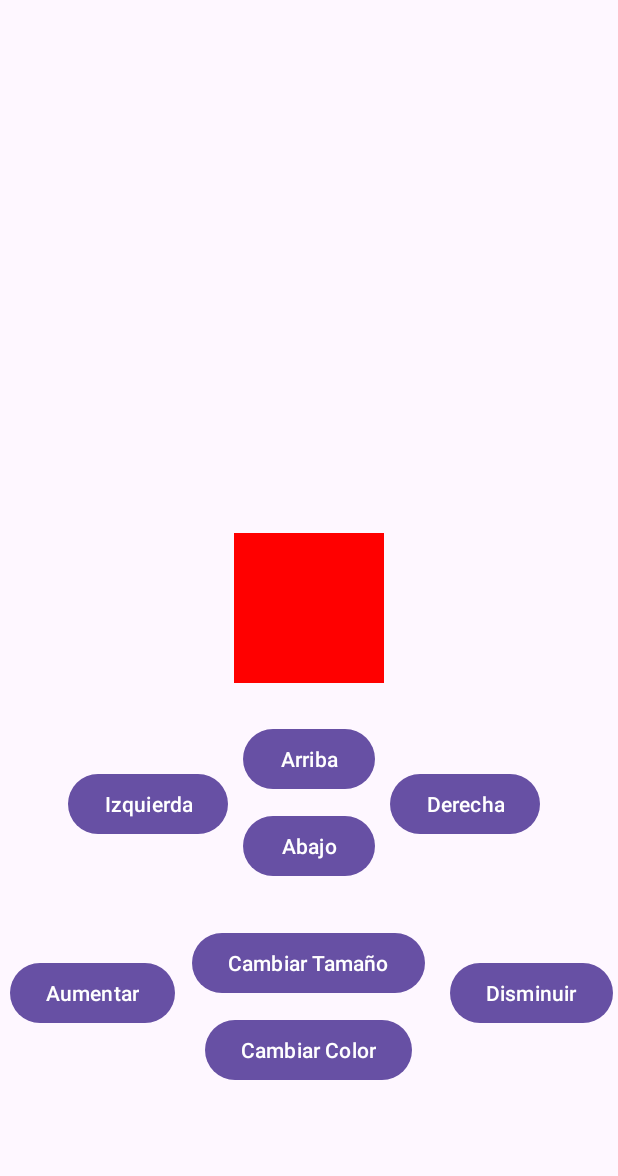
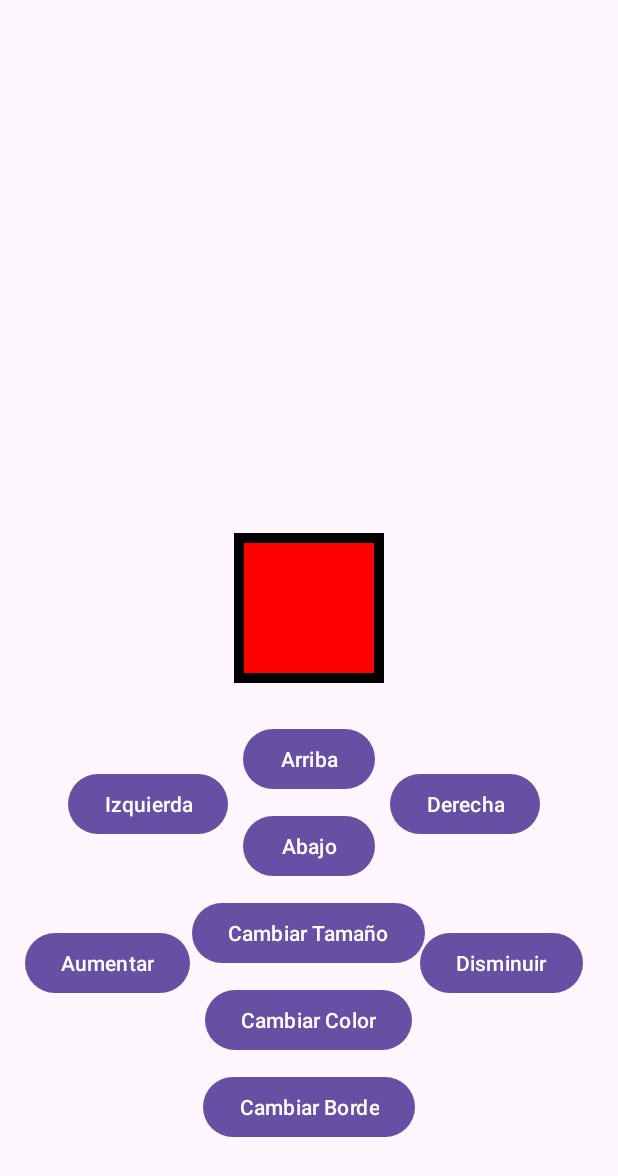
Before and after one commit to VersatileAnerst/ProgramacionMultimedia, an Android app: the screen it shows after launch (MainActivity), after a tap on "Arriba", on a phone screen of 412 x 824 dp. Shown: the top 1176 px of the screen. Run offline under Robolectric (Android 15) with nearby library versions, the light colour scheme and no system bars.

Commit message:
Actualizar Cuadrado

```diff
--- a/Cuadrado/app/src/main/java/com/example/cuadrado/MainActivity.kt
+++ b/Cuadrado/app/src/main/java/com/example/cuadrado/MainActivity.kt
@@ -1,6 +1,7 @@
 package com.example.cuadrado
 
 import android.graphics.Color
+import android.graphics.drawable.GradientDrawable
 import android.os.Bundle
 import android.view.View
 import android.widget.Button
@@ -10,6 +11,7 @@ import androidx.core.content.ContextCompat
 import androidx.core.view.ViewCompat
 import androidx.core.view.WindowInsetsCompat
 import model.Cuadrado
+import model.CuadradoBorde
 import kotlin.random.Random
 
 
@@ -31,9 +33,18 @@ class MainActivity : AppCompatActivity() {
             val iniciarY : Int = cuadradoView.y.toInt()
             //asociar la vista con el objeto cuadrado
             //contextcompac es una clase estatica
-            val cuadrado: Cuadrado= Cuadrado(ContextCompat.getColor(this,R.color.red),iniciarAncho,iniciarAlto).apply {
+            /*val cuadrado: Cuadrado= Cuadrado(ContextCompat.getColor(this,R.color.red),iniciarAncho,iniciarAlto).apply {
                 x=iniciarX
                 y=iniciarY
+            }*/
+            val cuadrado: CuadradoBorde= CuadradoBorde(
+                ContextCompat.getColor(this, R.color.red),
+                iniciarAncho,
+                iniciarAlto
+            ).apply {
+                x=iniciarX
+                y=iniciarY
+                bordeColor = ContextCompat.getColor(this@MainActivity, R.color.black)
             }
             //identificar de botones
             val buttontonArriba : Button=findViewById(R.id.buttonArriba)
@@ -44,7 +55,7 @@ class MainActivity : AppCompatActivity() {
             val buttonColor : Button=findViewById(R.id.buttonCambiarColor)
             val buttonAumentar : Button=findViewById(R.id.buttonAumentar)
             val buttonDisminuir : Button=findViewById(R.id.buttonDisminuir)
-
+            val buttonBorde : Button=findViewById(R.id.buttonCambiarBorde)
             //ponemos botones a la escucha
             buttontonArriba.setOnClickListener {
                 cuadrado.moverArriba()
@@ -79,6 +90,10 @@ class MainActivity : AppCompatActivity() {
                 cuadrado.disminuir()
                 actualizarVista(cuadrado, cuadradoView)
             }
+            buttonBorde.setOnClickListener{
+                cuadrado.cambiarColorBorde(generarColorAleatorio())
+                actualizarVista(cuadrado, cuadradoView)
+            }
 
         }//post
 
@@ -96,16 +111,24 @@ class MainActivity : AppCompatActivity() {
         //Color es la clase para almacenar colores y ek metodo rgb() saca el numero
         return Color.rgb(rojo,verde,azul)
     }
-    private fun actualizarVista(cuadrado: Cuadrado,cuadradoView:View){
+    private fun actualizarVista(cuadrado: CuadradoBorde,cuadradoView:View){
         //aqui es donde elazamos la vista con el objeto
         //la vista se actualizara su ancho y alto con los datos del objeto
         cuadradoView.layoutParams.width=cuadrado.ancho
         cuadradoView.layoutParams.height=cuadrado.alto
         //cambiar color
-        cuadradoView.setBackgroundColor(cuadrado.color)
+        //cuadradoView.setBackgroundColor(cuadrado.color)
         //actualizar las coordenadas
         cuadradoView.x=cuadrado.x.toFloat()
         cuadradoView.y=cuadrado.y.toFloat()
+
+        val drawable: GradientDrawable = GradientDrawable()
+        //Le damos color de fondo
+        drawable.setColor(cuadrado.color)
+        //Le damos color de fondo
+        drawable.setStroke(10,cuadrado.bordeColor)
+        //asignamos a la vista
+        cuadradoView.background = drawable
         //ejecutar los cambios
         cuadradoView.requestLayout()
     }
--- a/Cuadrado/app/src/main/java/model/Cuadrado.kt
+++ b/Cuadrado/app/src/main/java/model/Cuadrado.kt
@@ -1,6 +1,6 @@
 package model
 
-class Cuadrado (var color:Int , var ancho:Int , var alto:Int) {
+open class Cuadrado (var color:Int, var ancho:Int, var alto:Int) {
     //coordenadas iniciales
     var x : Int=0
     var y : Int=0
@@ -31,4 +31,4 @@ class Cuadrado (var color:Int , var ancho:Int , var alto:Int) {
         ancho -= 10
         alto -= 10
     }
-}
+}class CuadradoBordes(color:Int, ancho: Int, alto: Int, var bordecolor: Int=android.graphics.Color.BLACK)
--- /dev/null
+++ b/Cuadrado/app/src/main/java/model/CuadradoBorde.kt
@@ -0,0 +1,10 @@
+package model;
+
+import android.graphics.Color;
+//Por defecto todas las clases son final cambiar la clase cuadrado  a open
+class CuadradoBorde(color:Int, ancho: Int, alto: Int, var bordeColor: Int=Color.BLACK):Cuadrado(color,ancho,alto){
+
+    fun cambiarColorBorde(nuevoColorBorde: Int){
+        bordeColor = nuevoColorBorde
+    }
+}
--- a/Cuadrado/app/src/main/java/model/CuadradoBordes1.java
+++ /dev/null
@@ -1,4 +0,0 @@
-package model;
-
-public class CuadradoBordes1 {
-}
--- a/Cuadrado/app/src/main/res/layout/activity_main.xml
+++ b/Cuadrado/app/src/main/res/layout/activity_main.xml
@@ -4,8 +4,9 @@
     <Button android:id="@+id/buttonAbajo" android:layout_width="wrap_content" android:layout_height="wrap_content" android:layout_below="@id/buttonArriba" android:layout_centerHorizontal="true" android:layout_marginTop="10dp" android:text="Abajo"/>
     <Button android:id="@+id/buttonIzquierda" android:layout_width="wrap_content" android:layout_height="wrap_content" android:layout_below="@id/cuadrado" android:layout_marginTop="50dp" android:layout_marginEnd="10dp" android:layout_toStartOf="@id/buttonArriba" android:text="Izquierda"/>
     <Button android:id="@+id/buttonDerecha" android:layout_width="wrap_content" android:layout_height="wrap_content" android:layout_below="@id/cuadrado" android:layout_marginStart="10dp" android:layout_marginTop="50dp" android:layout_toEndOf="@id/buttonArriba" android:text="Derecha"/>
-    <Button android:id="@+id/buttonCambiarTamanio" android:layout_width="wrap_content" android:layout_height="wrap_content" android:layout_below="@id/buttonAbajo" android:layout_centerHorizontal="true" android:layout_marginTop="30dp" android:text="Cambiar Tamaño"/>
+    <Button android:id="@+id/buttonCambiarTamanio" android:layout_width="wrap_content" android:layout_height="wrap_content" android:layout_below="@id/buttonAbajo" android:layout_centerHorizontal="true" android:layout_marginTop="10dp" android:text="Cambiar Tamaño"/>
     <Button android:id="@+id/buttonCambiarColor" android:layout_width="wrap_content" android:layout_height="wrap_content" android:layout_below="@id/buttonCambiarTamanio" android:layout_centerHorizontal="true" android:layout_marginTop="10dp" android:text="Cambiar Color"/>
-    <Button android:id="@+id/buttonAumentar" android:layout_width="wrap_content" android:layout_height="wrap_content" android:layout_below="@id/buttonAbajo" android:layout_marginTop="50dp" android:layout_marginEnd="20dp" android:layout_toStartOf="@id/buttonCambiarColor" android:text="Aumentar"/>
-    <Button android:id="@+id/buttonDisminuir" android:layout_width="wrap_content" android:layout_height="wrap_content" android:layout_below="@id/buttonAbajo" android:layout_marginStart="50dp" android:layout_marginTop="50dp" android:layout_toEndOf="@id/buttonArriba" android:text="Disminuir"/>
+    <Button android:id="@+id/buttonAumentar" android:layout_width="wrap_content" android:layout_height="wrap_content" android:layout_below="@id/buttonAbajo" android:layout_marginTop="30dp" android:layout_marginEnd="10dp" android:layout_toStartOf="@id/buttonCambiarColor" android:text="Aumentar"/>
+    <Button android:id="@+id/buttonDisminuir" android:layout_width="wrap_content" android:layout_height="wrap_content" android:layout_below="@id/buttonAbajo" android:layout_marginStart="30dp" android:layout_marginTop="30dp" android:layout_toEndOf="@id/buttonArriba" android:text="Disminuir"/>
+    <Button android:id="@+id/buttonCambiarBorde" android:layout_width="wrap_content" android:layout_height="wrap_content" android:layout_below="@id/buttonCambiarColor" android:layout_centerHorizontal="true" android:layout_marginTop="10dp" android:text="Cambiar Borde"/>
 </RelativeLayout>
```
